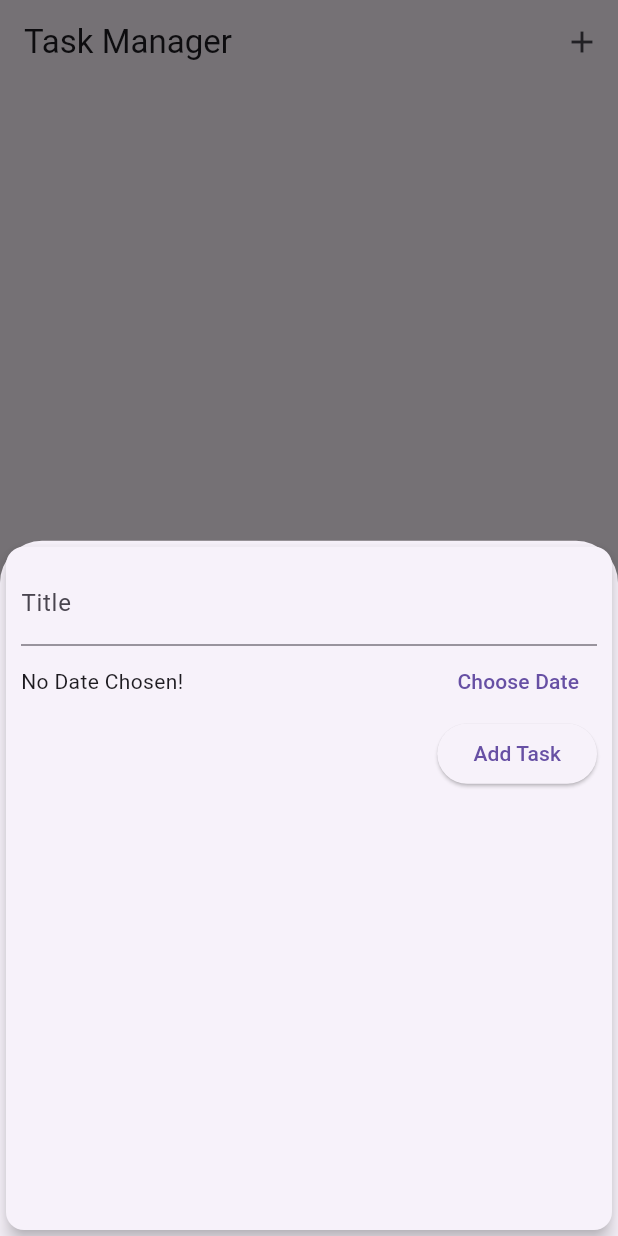
After one commit to gracegb/CSC322_Upgrades2, a Flutter app: the screen it shows after launch, after a tap on the "add" icon, on a phone screen of 412 x 824 dp. The commit adds this screen. Run offline on Flutter 3.47's test engine with Material 3 defaults, Android fonts, the phone set to English and light mode, and no system bars; our stand-ins replace shared_preferences.

Commit message:
push with upgrades from mckayl

```diff
--- a/lib/demo_buttons.dart
+++ b/lib/demo_buttons.dart
@@ -1,7 +1,6 @@
 import 'package:flutter/material.dart';
 
 class DemoButtons extends StatefulWidget {
-  const DemoButtons({super.key});
 
   @override
   State<DemoButtons> createState() {
--- a/lib/main.dart
+++ b/lib/main.dart
@@ -1,13 +1,9 @@
+import 'package:csc322upgrades2/new_task.dart';
 import 'package:flutter/material.dart';
-
-// import 'package:flutter_internals/ui_updates_demo.dart';
-import 'package:csc322upgrades2/keys/keys.dart';
+import 'package:shared_preferences/shared_preferences.dart';
+import 'dart:convert';
 
 void main() {
-  var numbers = [1, 2, 3];
-  // numbers = [4, 5, 6];
-  numbers.add(4);
-
   runApp(const App());
 }
 
@@ -18,12 +14,140 @@ class App extends StatelessWidget {
   Widget build(BuildContext context) {
     return MaterialApp(
       theme: ThemeData(useMaterial3: true),
-      home: Scaffold(
-        appBar: AppBar(
-          title: const Text('Flutter Internals'),
-        ),
-        body: const Keys(),
-      ),
+      home: TaskPage(),
     );
   }
 }
+
+class TaskPage extends StatefulWidget {
+  const TaskPage({Key? key}) : super(key: key);
+
+  @override
+  State<TaskPage> createState() => _TaskPageState();
+}
+
+class _TaskPageState extends State<TaskPage> {
+  List<Task> tasks = [];
+
+  @override
+  void initState() {
+    super.initState();
+    _loadTasks();
+  }
+
+  void _loadTasks() async {
+    SharedPreferences prefs = await SharedPreferences.getInstance();
+    String? tasksData = prefs.getString('tasks');
+    if (tasksData != null) {
+      List<dynamic> taskList = json.decode(tasksData);
+      setState(() {
+        tasks = taskList.map((item) => Task.fromMap(item)).toList();
+      });
+    }
+  }
+
+  void _saveTasks() async {
+    SharedPreferences prefs = await SharedPreferences.getInstance();
+    List<Map<String, dynamic>> taskList = tasks.map((task) => task.toMap()).toList();
+    prefs.setString('tasks', json.encode(taskList));
+  }
+
+  void _addNewTask(String title, DateTime date) {
+    setState(() {
+      tasks.add(Task(title: title, date: date));
+      tasks.sort((a, b) => b.date.compareTo(a.date));
+      _saveTasks();
+    });
+  }
+
+  void _deleteTask(int index) {
+    setState(() {
+      tasks.removeAt(index);
+      _saveTasks();
+    });
+  }
+
+  @override
+  Widget build(BuildContext context) {
+    return Scaffold(
+      appBar: AppBar(
+        title: const Text('Task Manager'),
+        actions: [
+          IconButton(
+            icon: const Icon(Icons.add),
+            onPressed: () => _startAddNewTask(context),
+          ),
+        ],
+      ),
+      body: tasks.isEmpty
+          ? const Center(child: Text('No tasks added yet.'))
+          : ListView.builder(
+              itemCount: tasks.length,
+              itemBuilder: (ctx, index) {
+                return ListTile(
+                  leading: Checkbox(
+                    value: tasks[index].completed,
+                    onChanged: (bool? value) {
+                      setState(() {
+                        tasks[index].completed = value!;
+                        _saveTasks();
+                      });
+                    },
+                  ),
+                  title: Text(
+                    tasks[index].title,
+                    style: TextStyle(
+                      decoration: tasks[index].completed
+                          ? TextDecoration.lineThrough
+                          : TextDecoration.none,
+                    ),
+                  ),
+                  subtitle: Text(tasks[index].date.toString()),
+                  trailing: IconButton(
+                    icon: const Icon(Icons.delete),
+                    color: Colors.red,
+                    onPressed: () => _deleteTask(index),
+                  ),
+                );
+              },
+            ),
+    );
+  }
+
+  void _startAddNewTask(BuildContext context) {
+    showModalBottomSheet(
+      context: context,
+      builder: (_) {
+        return GestureDetector(
+          onTap: () {},
+          child: NewTask(_addNewTask),
+          behavior: HitTestBehavior.opaque,
+        );
+      },
+    );
+  }
+}
+
+class Task {
+  final String title;
+  final DateTime date;
+  bool completed;
+
+  Task({required this.title, required this.date, this.completed = false});
+
+  Map<String, dynamic> toMap() {
+    return {
+      'title': title,
+      'date': date.toIso8601String(),
+      'completed': completed,
+    };
+  }
+
+  static Task fromMap(Map<String, dynamic> map) {
+    return Task(
+      title: map['title'],
+      date: DateTime.parse(map['date']),
+      completed: map['completed'],
+    );
+  }
+}
--- /dev/null
+++ b/lib/new_task.dart
@@ -0,0 +1,79 @@
+import 'package:flutter/material.dart';
+import 'package:intl/intl.dart';
+
+class NewTask extends StatefulWidget {
+  final Function(String, DateTime) addTask;
+
+  NewTask(this.addTask);
+
+  @override
+  _NewTaskState createState() => _NewTaskState();
+}
+
+class _NewTaskState extends State<NewTask> {
+  final _titleController = TextEditingController();
+  DateTime? _selectedDate;
+
+  void _submitData() {
+    if (_titleController.text.isEmpty || _selectedDate == null) {
+      return;
+    }
+    widget.addTask(_titleController.text, _selectedDate!);
+    Navigator.of(context).pop(); // Close modal
+  }
+
+  void _presentDatePicker() {
+    showDatePicker(
+      context: context,
+      initialDate: DateTime.now(),
+      firstDate: DateTime(2020),
+      lastDate: DateTime(2030),
+    ).then((pickedDate) {
+      if (pickedDate == null) {
+        return;
+      }
+      setState(() {
+        _selectedDate = pickedDate;
+      });
+    });
+  }
+
+  @override
+  Widget build(BuildContext context) {
+    return Card(
+      elevation: 5,
+      child: Padding(
+        padding: const EdgeInsets.all(10),
+        child: Column(
+          crossAxisAlignment: CrossAxisAlignment.end,
+          children: [
+            TextField(
+              controller: _titleController,
+              decoration: const InputDecoration(labelText: 'Title'),
+              onSubmitted: (_) => _submitData(),
+            ),
+            Row(
+              children: [
+                Expanded(
+                  child: Text(
+                    _selectedDate == null
+                        ? 'No Date Chosen!'
+                        : 'Picked Date: ${DateFormat.yMd().format(_selectedDate!)}',
+                  ),
+                ),
+                TextButton(
+                  onPressed: _presentDatePicker,
+                  child: const Text('Choose Date'),
+                ),
+              ],
+            ),
+            ElevatedButton(
+              onPressed: _submitData,
+              child: const Text('Add Task'),
+            ),
+          ],
+        ),
+      ),
+    );
+  }
+}
--- a/pubspec.yaml
+++ b/pubspec.yaml
@@ -30,6 +30,8 @@ environment:
 dependencies:
   flutter:
     sdk: flutter
+  intl: ^0.17.0
+  shared_preferences: ^2.0.9
 
 
   # The following adds the Cupertino Icons font to your application.
```
Also changed, not shown: lib/ui_updates_demo.dart (+6 -6 lines), pubspec.lock, 93 other files.
